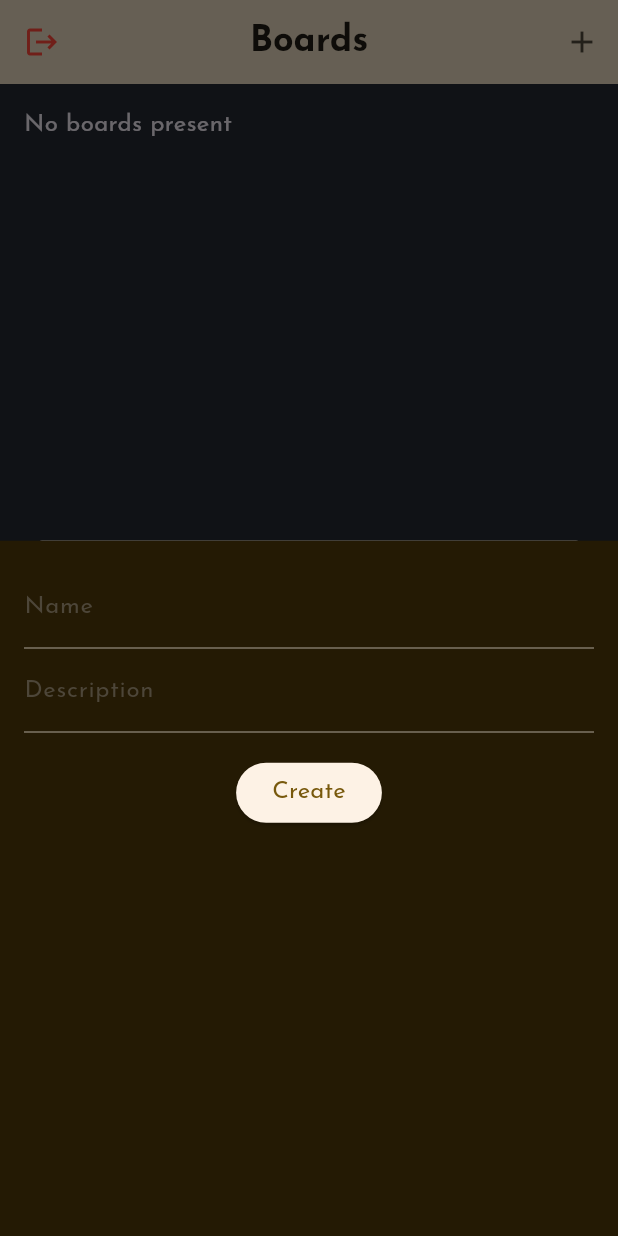
After one commit to Xondamir-coder/banking_app, a Flutter app: the screen it shows once a user with an empty profile is signed in, after a tap on the "add" icon, on a phone screen of 412 x 824 dp. The commit adds this screen. Run offline on Flutter 3.47's test engine with Material 3 defaults, Android fonts, the phone set to English and light mode, and no system bars; our stand-ins replace cloud_firestore, firebase_auth, firebase_core, google_fonts; missing offline and left inert: icons_flutter; accounts and stored records are empty.

Commit message:
boards, auth changes

```diff
--- a/lib/main.dart
+++ b/lib/main.dart
@@ -1,5 +1,6 @@
 import 'package:banking_app/widgets/screens/auth_screen.dart';
-import 'package:banking_app/widgets/screens/home_screen.dart';
+import 'package:banking_app/widgets/screens/boards_screen.dart';
+import 'package:banking_app/widgets/screens/transactions_screen.dart';
 import 'package:firebase_auth/firebase_auth.dart';
 import 'package:flutter/material.dart';
 import 'package:firebase_core/firebase_core.dart';
@@ -42,7 +43,7 @@ class MyApp extends StatelessWidget {
             );
           }
           if (snapshot.hasData && snapshot.data != null) {
-            return const HomeScreen();
+            return const BoardsScreen();
           }
           return const AuthScreen();
         },
--- a/lib/models/category_model.dart
+++ b/lib/models/category_model.dart
@@ -8,19 +8,16 @@ const uuid = Uuid();
 class CategoryModel {
   final String name;
   final IconData iconData;
-  final String id;
 
   CategoryModel({
     required this.name,
     required this.iconData,
-    String? id,
-  }) : id = uuid.v4();
+  });
 
   Map<String, dynamic> toMap() {
     return <String, dynamic>{
       'name': name,
       'iconData': iconData,
-      'id': id,
     };
   }
 
@@ -29,7 +26,6 @@ class CategoryModel {
       name: map['name'] as String,
       iconData: map['iconData'] as IconData,
       // iconData: map['iconString'] as String,
-      id: map['id'] as String,
     );
   }
 
--- a/lib/models/transaction_model.dart
+++ b/lib/models/transaction_model.dart
@@ -7,7 +7,6 @@ class TransactionModel {
   final String description;
   final String amount;
   final CategoryModel category;
-  final String id;
   final bool isExpense;
   final bool isCash;
 
@@ -15,7 +14,6 @@ class TransactionModel {
     String? description,
     required this.amount,
     required this.category,
-    required this.id,
     required this.isExpense,
     required this.isCash,
   }) : description = description ?? '';
@@ -25,7 +23,6 @@ class TransactionModel {
       'description': description,
       'amount': amount,
       'category': category.toMap(),
-      'id': id,
       'isExpense': isExpense,
       'isCash': isCash,
     };
@@ -36,7 +33,6 @@ class TransactionModel {
       description: map['description'] as String,
       amount: map['amount'] as String,
       category: CategoryModel.fromMap(map['category'] as Map<String, dynamic>),
-      id: map['id'] as String,
       isExpense: map['isExpense'] as bool,
       isCash: map['isCash'] as bool,
     );
--- a/lib/models/user_model.dart
+++ b/lib/models/user_model.dart
@@ -1,13 +1,11 @@
 import 'dart:convert';
 
 class UserModel {
-  final String id;
   final String name;
   final String email;
   final String password;
 
   const UserModel({
-    required this.id,
     required this.name,
     required this.email,
     required this.password,
@@ -15,7 +13,6 @@ class UserModel {
 
   Map<String, dynamic> toMap() {
     return <String, dynamic>{
-      'id': id,
       'name': name,
       'email': email,
       'password': password,
@@ -24,7 +21,6 @@ class UserModel {
 
   factory UserModel.fromMap(Map<String, dynamic> map) {
     return UserModel(
-      id: map['id'] as String,
       name: map['name'] as String,
       email: map['email'] as String,
       password: map['password'] as String,
--- a/lib/widgets/auth/login_form.dart
+++ b/lib/widgets/auth/login_form.dart
@@ -25,6 +25,12 @@ class _LoginFormState extends State<LoginForm> {
       await FirebaseAuth.instance.signInWithEmailAndPassword(
         email: _email,
         password: _password,
+      );
+      if (!mounted) return;
+      ScaffoldMessenger.of(context).showSnackBar(
+        const SnackBar(
+          content: Text('Login successful!'),
+        ),
       );
     } catch (error) {
       if (!mounted) return;
@@ -57,7 +63,7 @@ class _LoginFormState extends State<LoginForm> {
                 if (value!.isEmpty) {
                   return 'Please enter an email';
                 }
-                return 'Successful';
+                return null;
               },
               onSaved: (value) {
                 _email = value!;
@@ -87,7 +93,7 @@ class _LoginFormState extends State<LoginForm> {
                 if (value!.isEmpty) {
                   return 'Please enter a password';
                 }
-                return 'Successful';
+                return null;
               },
               onSaved: (value) {
                 _password = value!;
--- a/lib/widgets/auth/register_form.dart
+++ b/lib/widgets/auth/register_form.dart
@@ -1,4 +1,5 @@
 import 'package:banking_app/widgets/components/my_text.dart';
+import 'package:cloud_firestore/cloud_firestore.dart';
 import 'package:firebase_auth/firebase_auth.dart';
 import 'package:flutter/material.dart';
 
@@ -11,6 +12,7 @@ class RegisterForm extends StatefulWidget {
 
 class _RegisterFormState extends State<RegisterForm> {
   final _formKey = GlobalKey<FormState>();
+  var _name = '';
   var _email = '';
   var _password = '';
   var _obscurePass = true;
@@ -22,9 +24,20 @@ class _RegisterFormState extends State<RegisterForm> {
     }
     _formKey.currentState!.save();
     try {
-      await FirebaseAuth.instance.createUserWithEmailAndPassword(
+      final userCredential =
+          await FirebaseAuth.instance.createUserWithEmailAndPassword(
         email: _email,
         password: _password,
+      );
+      await FirebaseFirestore.instance
+          .collection('users')
+          .doc(userCredential.user!.uid)
+          .set(
+        {
+          'id': userCredential.user!.uid,
+          'email': _email,
+          'name': _name,
+        },
       );
       if (!mounted) return;
       ScaffoldMessenger.of(context).showSnackBar(
@@ -51,6 +64,24 @@ class _RegisterFormState extends State<RegisterForm> {
         child: Column(
           spacing: 12,
           children: [
+            TextFormField(
+              keyboardType: TextInputType.emailAddress,
+              decoration: InputDecoration(
+                label: MyText(
+                  'Name',
+                  color: Theme.of(context).colorScheme.secondaryFixedDim,
+                ),
+              ),
+              validator: (value) {
+                if (value!.isEmpty) {
+                  return 'Please enter a name';
+                }
+                return null;
+              },
+              onSaved: (value) {
+                _name = value!;
+              },
+            ),
             TextFormField(
               keyboardType: TextInputType.emailAddress,
               decoration: InputDecoration(
--- /dev/null
+++ b/lib/widgets/screens/boards_screen.dart
@@ -0,0 +1,91 @@
+import 'package:banking_app/models/board_model.dart';
+import 'package:banking_app/widgets/boards/boards_item.dart';
+import 'package:banking_app/widgets/components/my_text.dart';
+import 'package:banking_app/widgets/sheets/board_sheet.dart';
+import 'package:cloud_firestore/cloud_firestore.dart';
+import 'package:firebase_auth/firebase_auth.dart';
+import 'package:flutter/material.dart';
+import 'package:icons_flutter/icons_flutter.dart';
+
+class BoardsScreen extends StatelessWidget {
+  const BoardsScreen({super.key});
+
+  @override
+  Widget build(BuildContext context) {
+    return Scaffold(
+      appBar: AppBar(
+        title: MyText('Boards', fontSize: 24, fontWeight: FontWeight.bold),
+        centerTitle: true,
+        actions: [
+          IconButton(
+            onPressed: () {
+              showModalBottomSheet(
+                context: context,
+                builder: (context) => const BoardSheet(),
+              );
+            },
+            icon: const Icon(Icons.add),
+          ),
+        ],
+        leading: IconButton(
+          onPressed: () => FirebaseAuth.instance.signOut(),
+          icon: const Icon(
+            Icons.logout,
+            color: Colors.red,
+          ),
+        ),
+      ),
+      body: Padding(
+        padding: const EdgeInsets.all(16),
+        child: StreamBuilder(
+          stream: FirebaseFirestore.instance
+              .collection('boards')
+              .where(
+                'members',
+                arrayContains: FirebaseAuth.instance.currentUser!.uid,
+              )
+              .snapshots(),
+          builder: (context, snapshot) {
+            if (snapshot.connectionState == ConnectionState.waiting) {
+              return const Center(child: CircularProgressIndicator());
+            }
+
+            if (snapshot.hasError) {
+              return MyText('Error: ${snapshot.error}');
+            }
+
+            final boards = snapshot.data?.docs
+                    .map((e) => BoardModel.fromMap(e.data()))
+                    .toList() ??
+                [];
+
+            if (snapshot.hasData && boards.isEmpty) {
+              return const MyText('No boards present');
+            }
+
+            return ListView.builder(
+              itemCount: boards.length,
+              itemBuilder: (context, index) => BoardsItem(
+                board: boards[index],
+                onEdit: () async {
+                  final ref = snapshot.data!.docs[index].reference;
+                  await showModalBottomSheet(
+                    context: context,
+                    builder: (context) => BoardSheet(
+                      board: boards[index],
+                      reference: ref,
+                    ),
+                  );
+                },
+                onDelete: () {
+                  final ref = snapshot.data!.docs[index].reference;
+                  ref.delete();
+                },
+              ),
+            );
+          },
+        ),
+      ),
+    );
+  }
+}
--- /dev/null
+++ b/lib/widgets/sheets/board_sheet.dart
@@ -0,0 +1,105 @@
+import 'package:banking_app/models/board_model.dart';
+import 'package:banking_app/widgets/components/my_text.dart';
+import 'package:cloud_firestore/cloud_firestore.dart';
+import 'package:firebase_auth/firebase_auth.dart';
+import 'package:flutter/material.dart';
+
+class BoardSheet extends StatefulWidget {
+  final BoardModel? board;
+  final DocumentReference? reference;
+
+  const BoardSheet({super.key, this.board, this.reference});
+
+  @override
+  State<BoardSheet> createState() => _BoardSheetState();
+}
+
+class _BoardSheetState extends State<BoardSheet> {
+  final _formKey = GlobalKey<FormState>();
+  var _name = '';
+  var _description = '';
+
+  void _submitForm() async {
+    final isValid = _formKey.currentState!.validate();
+    if (!isValid) return;
+    _formKey.currentState!.save();
+    try {
+      if (widget.board == null && widget.reference == null) {
+        await FirebaseFirestore.instance.collection('boards').doc().set({
+          'name': _name,
+          'description': _description,
+          'members': [FirebaseAuth.instance.currentUser!.uid],
+          'transactions': [],
+        });
+      } else {
+        await widget.reference!.update({
+          'name': _name,
+          'description': _description,
+        });
+      }
+      if (!mounted) return;
+      ScaffoldMessenger.of(context).showSnackBar(
+        const SnackBar(
+          content: Text('Board added successfully!'),
+        ),
+      );
+      Navigator.pop(context);
+    } catch (e) {
+      if (!mounted) return;
+      ScaffoldMessenger.of(context).showSnackBar(
+        SnackBar(
+          content: Text('An error occurred: ${e.toString()}'),
+        ),
+      );
+    }
+  }
+
+  @override
+  void initState() {
+    super.initState();
+    print(widget.board);
+    if (widget.board != null) {
+      _name = widget.board!.name;
+      _description = widget.board!.description;
+    }
+  }
+
+  @override
+  Widget build(BuildContext context) {
+    return Form(
+      key: _formKey,
+      child: Container(
+        color: Theme.of(context).colorScheme.onSecondaryFixed,
+        padding: const EdgeInsets.all(16),
+        child: Column(
+          children: [
+            TextFormField(
+              keyboardType: TextInputType.text,
+              initialValue: _name,
+              onSaved: (newValue) => _name = newValue!,
+              validator: (val) => val!.isEmpty ? 'Please enter a name' : null,
+              decoration: InputDecoration(
+                label: MyText('Name'),
+              ),
+            ),
+            TextFormField(
+              keyboardType: TextInputType.text,
+              initialValue: _description,
+              onSaved: (newValue) => _description = newValue!,
+              validator: (val) =>
+                  val!.isEmpty ? 'Please enter a description' : null,
+              decoration: InputDecoration(
+                label: MyText('Description'),
+              ),
+            ),
+            const SizedBox(height: 16),
+            ElevatedButton(
+              onPressed: _submitForm,
+              child: MyText('Create'),
+            ),
+          ],
+        ),
+      ),
+    );
+  }
+}
--- a/lib/widgets/sheets/transaction_sheet.dart
+++ b/lib/widgets/sheets/transaction_sheet.dart
@@ -1,5 +1,4 @@
 import 'package:banking_app/models/category_model.dart';
-import 'package:banking_app/utils/db_operations.dart';
 import 'package:banking_app/widgets/components/my_text.dart';
 import 'package:flutter/material.dart';
 import 'package:icons_flutter/icons_flutter.dart';
--- a/lib/widgets/transaction/budget_list.dart
+++ b/lib/widgets/transaction/transaction_list.dart
@@ -2,10 +2,10 @@ import 'package:banking_app/widgets/transaction/transaction_item.dart';
 import 'package:banking_app/models/transaction_model.dart';
 import 'package:flutter/material.dart';
 
-class BudgetList extends StatelessWidget {
+class TransactionList extends StatelessWidget {
   final List<TransactionModel> transactions;
 
-  const BudgetList({super.key, required this.transactions});
+  const TransactionList({super.key, required this.transactions});
 
   @override
   Widget build(BuildContext context) {
```
Also changed, not shown: lib/data/budget_data.dart (+0 -30 lines), lib/models/board_model.dart (+16 -25 lines), lib/utils/db_operations.dart (deleted, +0 -35 lines), lib/widgets/boards/boards_item.dart (added, +110 -0 lines), lib/widgets/screens/transactions_screen.dart (renamed from lib/widgets/screens/home_screen.dart, +6 -6 lines).
